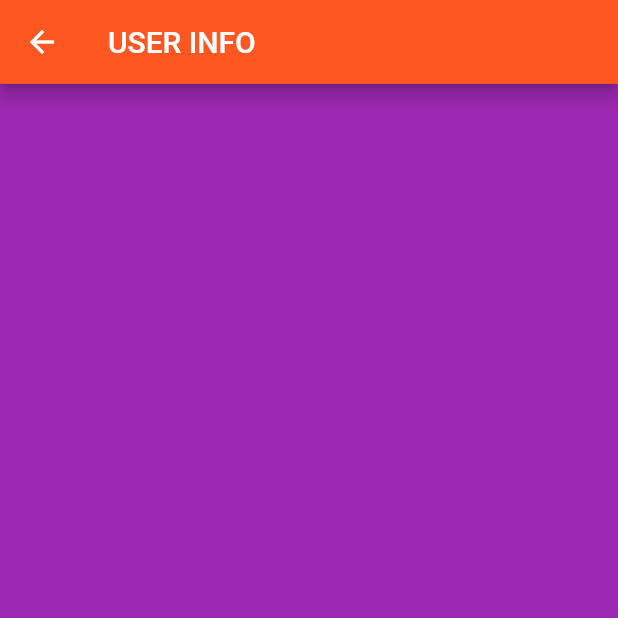
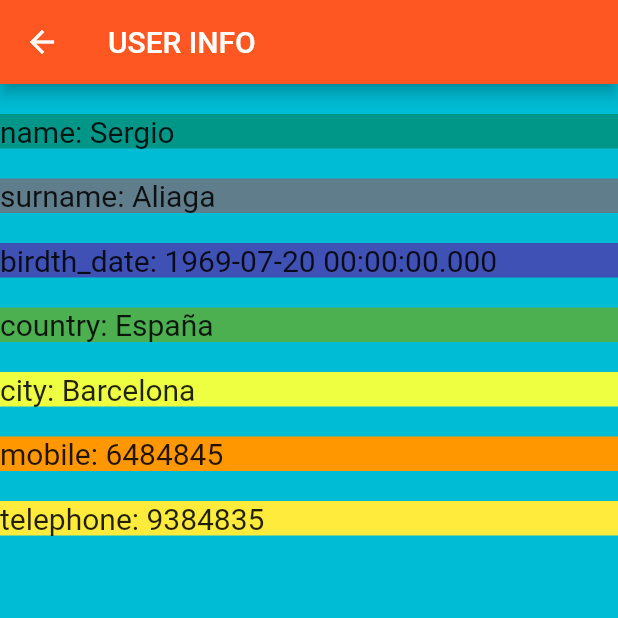
Before and after one commit to sergioaliagajabalera/Flutter-Dart-Material, a Flutter app: the MyInfoscreen screen opened by its route, on a phone screen of 412 x 824 dp, the top half of it. Run offline on Flutter 3.47's test engine with Material 2 defaults, Android fonts, the phone set to English and light mode, and no system bars.

```diff
--- a/lib/custom_widgets.dart
+++ b/lib/custom_widgets.dart
@@ -1,4 +1,4 @@
 //in this file, put all widgets
-export 'src/myinfo.dart';
-export 'src/about.dart';
-export 'src/mainscreen.dart';
+export 'src/views/myinfo.dart';
+export 'src/views/about.dart';
+export 'src/views/mainscreen.dart';
--- a/lib/main.dart
+++ b/lib/main.dart
@@ -1,3 +1,6 @@
+/*for taste anyone code in dart, I recommended use dartpad in web or aplication mobile
+https://dartpad.dev/ */
+
 import 'package:flutter/material.dart';
 import 'custom_widgets.dart';//in this library we have all widgets create by us
 
--- /dev/null
+++ b/lib/src/models/User.dart
@@ -0,0 +1,20 @@
+import 'dart:convert';
+
+class  User {
+  String name,surname, country, city, _mobile/*if the firts character is "_" means that is a private property*/,telephone;
+  DateTime birth_date;
+  User(this.name, this.surname, this.birth_date, this.country, this.city, this._mobile , this.telephone);
+
+
+
+  Map<String, dynamic> toJson() => {//required implement toJson for iterate by property
+        "name": name,
+        "surname": surname,
+        "birdth_date": birth_date,
+        "country": country,
+        "city": city,
+        "mobile": _mobile,
+        "telephone": telephone
+      };
+
+}
--- a/lib/src/myinfo.dart
+++ /dev/null
@@ -1,14 +0,0 @@
-import 'package:flutter/material.dart';
-
-class MyInfoscreen extends StatelessWidget {
-  @override
-  Widget build(BuildContext context) {
-    return Scaffold(
-      backgroundColor: Colors.purple,
-      appBar: AppBar(
-        title: Text('USER INFO'),
-        backgroundColor: Colors.deepOrange,
-      ),
-    );
-  }
-}
--- /dev/null
+++ b/lib/src/views/myinfo.dart
@@ -0,0 +1,38 @@
+import 'package:flutter/material.dart';
+import '../models/User.dart';
+
+
+class MyInfoscreen extends StatelessWidget {
+  @override
+  Widget build(BuildContext context) {
+    return Scaffold(
+        backgroundColor: Colors.cyan,
+        appBar: AppBar(
+          title: Text('USER INFO'),
+          backgroundColor: Colors.deepOrange,
+        ),
+        body: Column(
+          children: [
+            for (var element in mainuser.toJson().keys) //not exist directives for iterate as angular(example: ngfor or ngif) but it can use for-in
+            Flexible(
+                flex: 2,
+                child: Container(
+                  margin: EdgeInsets.only(top:20),
+                    width:420 ,
+                    color: listcolor[numbercolor=numbercolor+1],
+                    child:
+                     Text(
+                      '${element}: ${mainuser.toJson()[element]}',
+                      style: TextStyle(fontSize: 20),
+                  ))),
+          ],
+        ));
+  }
+
+  //OBJECTS
+  var mainuser = new User('Sergio', 'Aliaga', DateTime.parse("1969-07-20"),
+      'España', 'Barcelona', '6484845', '9384835');
+  var listcolor=[Colors.teal, Colors.blueGrey,Colors.indigo,Colors.green, Colors.limeAccent,Colors.orange, Colors.yellow];
+  var numbercolor=-1;
+
+}
```
Also changed, not shown: lib/src/views/about.dart (renamed from lib/src/about.dart), lib/src/views/mainscreen.dart (renamed from lib/src/mainscreen.dart).
